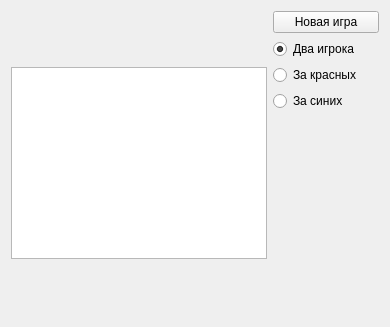
First picture: the form in tactickle.ui, repository varentsov/tac-tickle, before the edit.
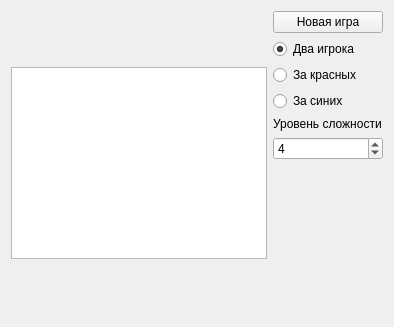
Second picture: the form after the edit.

Patch:
```diff
--- a/tactickle.ui
+++ b/tactickle.ui
@@ -6,7 +6,7 @@
    <rect>
     <x>0</x>
     <y>0</y>
-    <width>390</width>
+    <width>394</width>
     <height>327</height>
    </rect>
   </property>
@@ -61,6 +61,32 @@
        </property>
       </widget>
      </item>
+     <item>
+      <widget class="QLabel" name="label">
+       <property name="text">
+        <string>Уровень сложности</string>
+       </property>
+      </widget>
+     </item>
+     <item>
+      <widget class="QSpinBox" name="spinBox">
+       <property name="suffix">
+        <string/>
+       </property>
+       <property name="minimum">
+        <number>2</number>
+       </property>
+       <property name="maximum">
+        <number>6</number>
+       </property>
+       <property name="singleStep">
+        <number>1</number>
+       </property>
+       <property name="value">
+        <number>4</number>
+       </property>
+      </widget>
+     </item>
      <item>
       <spacer name="verticalSpacer">
        <property name="orientation">
```
Left out of the diff: 2 changed lines with no effect on the pictures.
